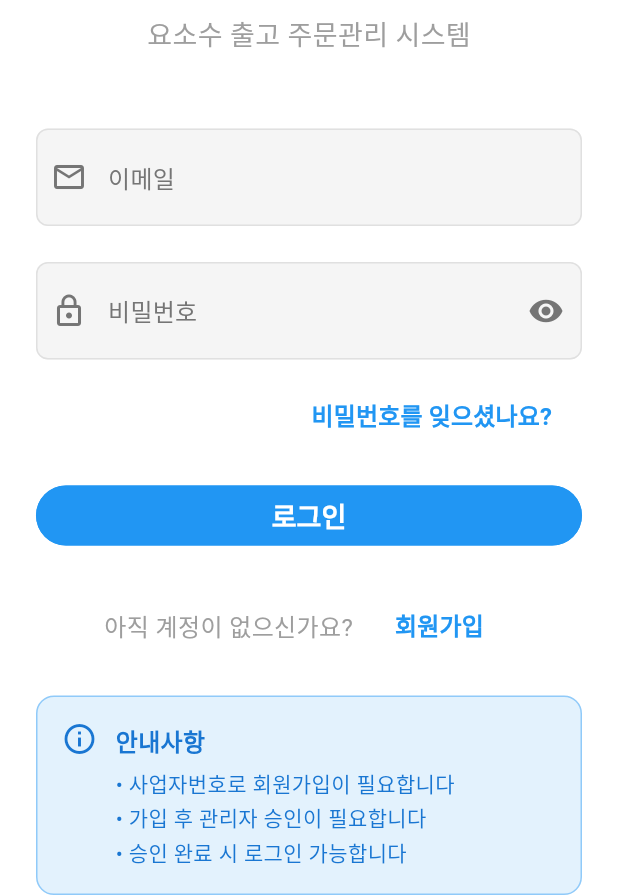
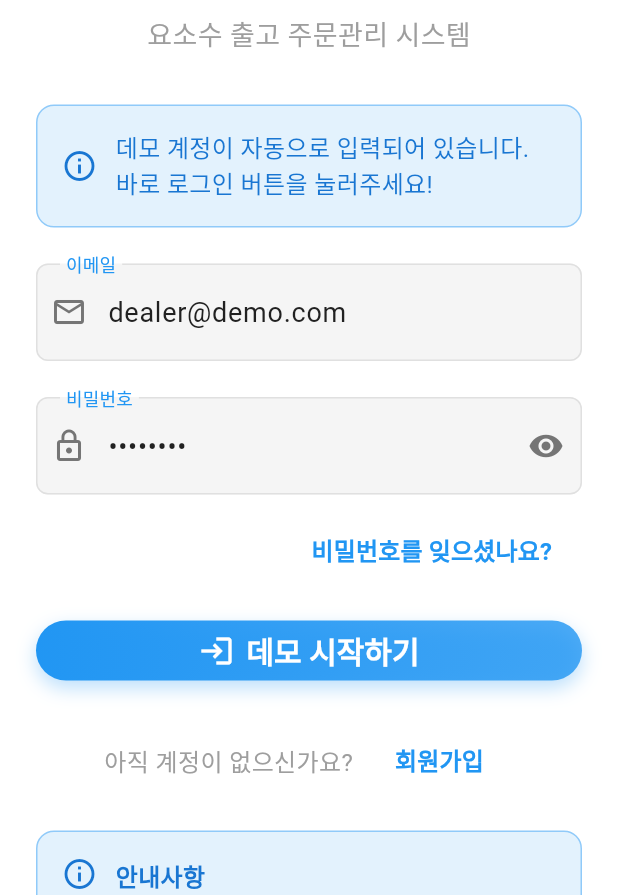
Before and after one commit to hyImmerse/DEF, a Flutter app: the screen it shows after launch, on a phone screen of 412 x 824 dp, the part 341-1236 px from its top. Run offline on Flutter 3.47's test engine with Material 3 defaults, Android fonts, the phone set to English and light mode, and no system bars; drawn by our look-alikes of getwidget; our stand-ins replace cached_network_image, connectivity_plus, dartz, dio, firebase_core, firebase_messaging and 13 more; missing offline and left inert: flutter_pdfview, gotrue; accounts and stored records are empty; generated files the repository leaves out were written again; Roboto replaces fonts that are missing (NotoSansKR).

Commit message:
feat: 데모를 위한 로그인 화면 개선
- 기본 로그인 정보 자동 입력 (dealer@demo.com / demo1234)
- 데모 안내 메시지 추가 (파란색 정보 박스)
- 로그인 버튼을 '데모 시작하기'로 변경 및 스타일 강화
- 그라데이션과 그림자 효과로 버튼 강조
- 고객이 바로 로그인할 수 있도록 UX 개선

🤖 Generated with [Claude Code](https://claude.ai/code)

Co-Authored-By: Claude <noreply@anthropic.com>

```diff
--- a/def_order_app/lib/features/auth/presentation/screens/login_screen.dart
+++ b/def_order_app/lib/features/auth/presentation/screens/login_screen.dart
@@ -20,6 +20,14 @@ class _LoginScreenState extends ConsumerState<LoginScreen> {
   final _emailController = TextEditingController();
   final _passwordController = TextEditingController();
   bool _isPasswordVisible = false;
+
+  @override
+  void initState() {
+    super.initState();
+    // 데모를 위한 기본 로그인 정보 설정
+    _emailController.text = 'dealer@demo.com';
+    _passwordController.text = 'demo1234';
+  }
 
   @override
   void dispose() {
@@ -117,7 +125,35 @@ class _LoginScreenState extends ConsumerState<LoginScreen> {
                   ),
                 ),
 
-                const SizedBox(height: 48),
+                const SizedBox(height: 32),
+
+                // 데모 안내 메시지
+                Container(
+                  padding: const EdgeInsets.all(16),
+                  decoration: BoxDecoration(
+                    color: Colors.blue.shade50,
+                    borderRadius: BorderRadius.circular(12),
+                    border: Border.all(color: Colors.blue.shade200),
+                  ),
+                  child: Row(
+                    children: [
+                      Icon(Icons.info_outline, color: Colors.blue.shade700, size: 24),
+                      const SizedBox(width: 12),
+                      Expanded(
+                        child: Text(
+                          '데모 계정이 자동으로 입력되어 있습니다.\n바로 로그인 버튼을 눌러주세요!',
+                          style: TextStyle(
+                            fontSize: 16,
+                            color: Colors.blue.shade700,
+                            height: 1.4,
+                          ),
+                        ),
+                      ),
+                    ],
+                  ),
+                ),
+
+                const SizedBox(height: 24),
 
                 // 이메일 입력
                 TextFormField(
@@ -191,19 +227,38 @@ class _LoginScreenState extends ConsumerState<LoginScreen> {
                 const SizedBox(height: 24),
 
                 // 로그인 버튼
-                GFButton(
+                Container(
+                  decoration: BoxDecoration(
+                    gradient: LinearGradient(
+                      colors: [AppTheme.primaryColor, AppTheme.primaryColor.withOpacity(0.8)],
+                      begin: Alignment.topLeft,
+                      end: Alignment.bottomRight,
+                    ),
+                    borderRadius: BorderRadius.circular(30),
+                    boxShadow: [
+                      BoxShadow(
+                        color: AppTheme.primaryColor.withOpacity(0.3),
+                        blurRadius: 10,
+                        offset: const Offset(0, 5),
+                      ),
+                    ],
+                  ),
+                  child: GFButton(
                     onPressed: authState.isLoading ? null : _handleLogin,
-                  text: authState.isLoading ? '로그인 중...' : '로그인',
+                    text: authState.isLoading ? '로그인 중...' : '데모 시작하기',
                     textStyle: const TextStyle(
-                    fontSize: 18,
+                      fontSize: 20,
                       fontWeight: FontWeight.bold,
                       color: Colors.white,
                     ),
+                    icon: const Icon(Icons.login, color: Colors.white, size: 24),
+                    position: GFPosition.start,
                     size: 56,
                     fullWidthButton: true,
-                  color: AppTheme.primaryColor,
+                    color: Colors.transparent,
                     disabledColor: Colors.grey[400]!,
                     shape: GFButtonShape.pills,
+                  ),
                 ),
 
                 const SizedBox(height: 32),
```
Lines whose indentation alone changed are shown as unchanged.
